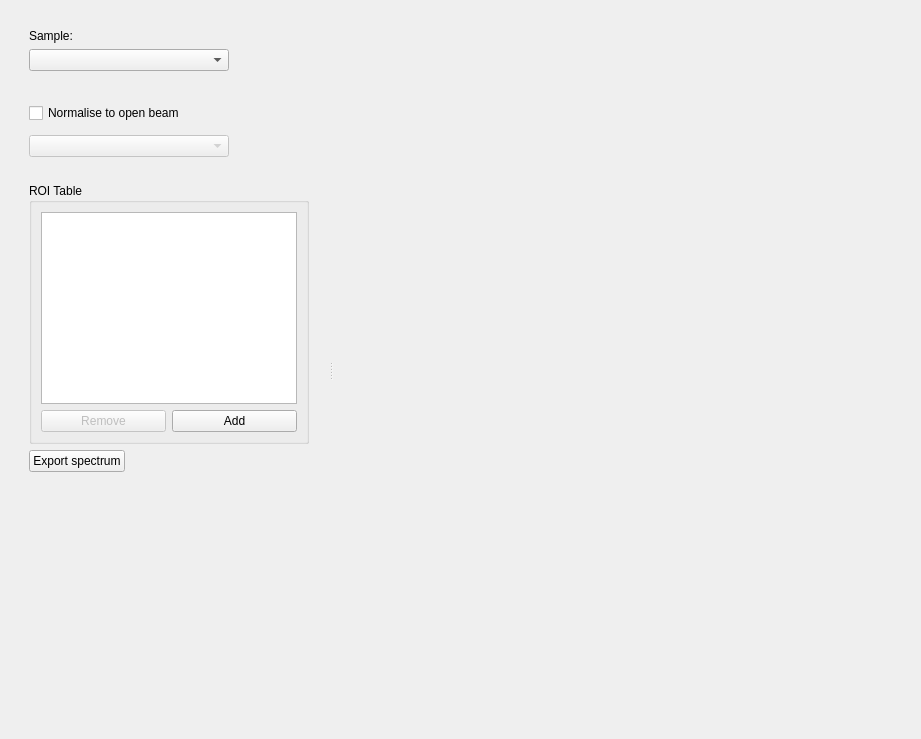
Before: the Qt Designer form mantidimaging/gui/ui/spectrum_viewer.ui in mantidproject/mantidimaging, drawn with Qt 5.
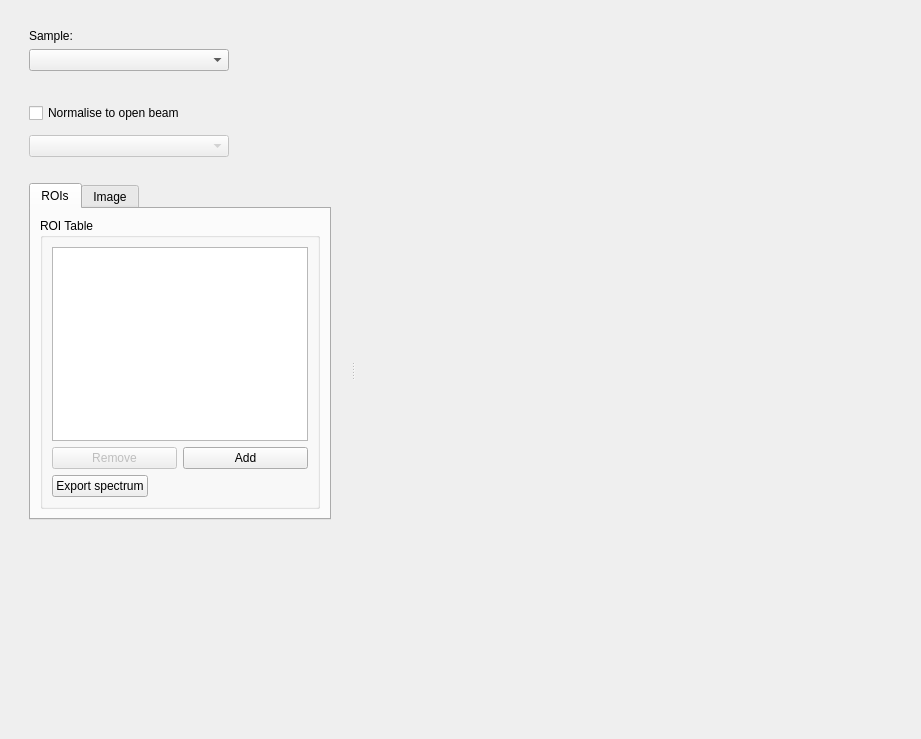
After: the same form once the commit is applied. Custom widgets are drawn as their Qt base class.

Commit message: Spectrum Viewer: move ROI table and Export button into tab

The edit to the form file:
```diff
--- a/mantidimaging/gui/ui/spectrum_viewer.ui
+++ b/mantidimaging/gui/ui/spectrum_viewer.ui
@@ -160,6 +160,16 @@
                                     </spacer>
                                 </item>
                                 <item>
+         <widget class="QTabWidget" name="tabWidget">
+          <property name="currentIndex">
+           <number>0</number>
+          </property>
+          <widget class="QWidget" name="roi_tab">
+           <attribute name="title">
+            <string>ROIs</string>
+           </attribute>
+           <layout class="QVBoxLayout" name="verticalLayout_4">
+            <item>
                                     <widget class="QGroupBox" name="manualGroup">
                                         <property name="title">
                                             <string>ROI Table</string>
@@ -208,9 +218,6 @@
                                                     </item>
                                                 </layout>
                                             </item>
-                                        </layout>
-                                    </widget>
-                                </item>
                                 <item>
                                     <widget class="QPushButton" name="exportButton">
                                         <property name="sizePolicy">
@@ -230,6 +237,19 @@
                                         </property>
                                     </widget>
                                 </item>
+              </layout>
+             </widget>
+            </item>
+           </layout>
+          </widget>
+          <widget class="QWidget" name="image_tab">
+           <attribute name="title">
+            <string>Image</string>
+           </attribute>
+           <layout class="QVBoxLayout" name="verticalLayout_6"/>
+          </widget>
+         </widget>
+        </item>
                                 <item>
                                     <spacer name="verticalSpacer">
                                         <property name="orientation">
```
Left out of the diff: 8 changed lines with no effect on the pictures. Lines whose indentation alone changed are shown as unchanged.
